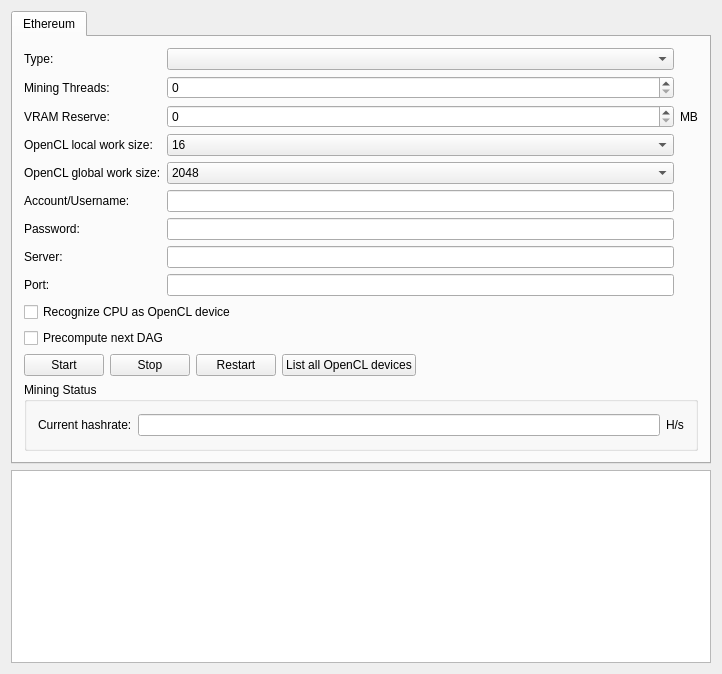
Qt form ethereumminer/mainwindow.ui (cybercatalyst/ethereumminer) before a commit.
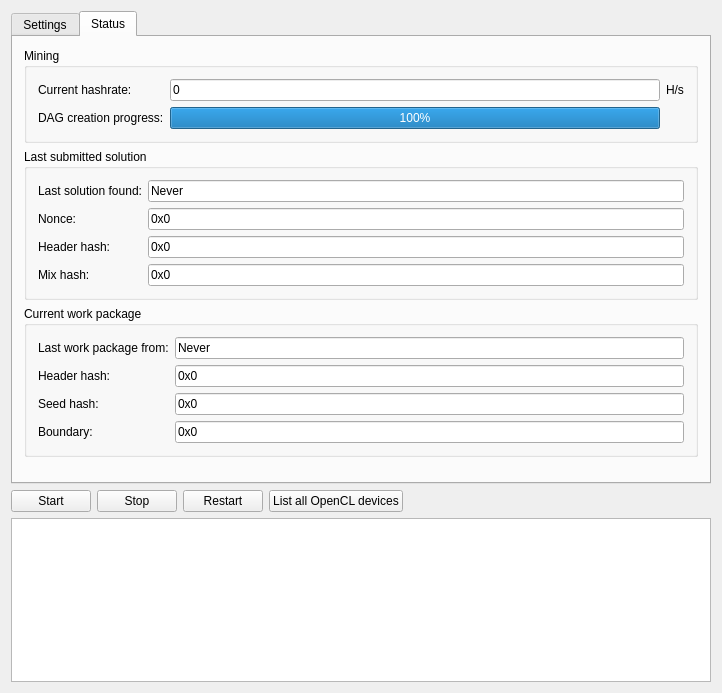
The same form after that commit. The open tabs and pages were chosen to show the change.

Commit message: Added status tab, displaying more info on mining progress.

What changed in the file:
```diff
--- a/ethereumminer/mainwindow.ui
+++ b/ethereumminer/mainwindow.ui
@@ -7,7 +7,7 @@
     <x>0</x>
     <y>0</y>
     <width>722</width>
-    <height>674</height>
+    <height>693</height>
    </rect>
   </property>
   <property name="windowTitle">
@@ -22,7 +22,7 @@
       </property>
       <widget class="QWidget" name="tabEthereum">
        <attribute name="title">
-        <string>Ethereum</string>
+        <string>Settings</string>
        </attribute>
        <layout class="QVBoxLayout" name="verticalLayout_2">
         <item>
@@ -193,54 +193,29 @@
          </widget>
         </item>
         <item>
-         <layout class="QHBoxLayout" name="horizontalLayout">
-          <item>
-           <widget class="QPushButton" name="pushButtonStart">
-            <property name="text">
-             <string>Start</string>
-            </property>
-           </widget>
-          </item>
-          <item>
-           <widget class="QPushButton" name="pushButtonStop">
-            <property name="text">
-             <string>Stop</string>
-            </property>
-           </widget>
-          </item>
-          <item>
-           <widget class="QPushButton" name="pushButtonRestart">
-            <property name="text">
-             <string>Restart</string>
-            </property>
-           </widget>
-          </item>
-          <item>
-           <widget class="QPushButton" name="pushButtonListDevices">
-            <property name="text">
-             <string>List all OpenCL devices</string>
-            </property>
-           </widget>
-          </item>
-          <item>
-           <spacer name="horizontalSpacer">
-            <property name="orientation">
-             <enum>Qt::Horizontal</enum>
-            </property>
-            <property name="sizeHint" stdset="0">
-             <size>
-              <width>40</width>
-              <height>20</height>
-             </size>
-            </property>
-           </spacer>
-          </item>
-         </layout>
+         <spacer name="verticalSpacer">
+          <property name="orientation">
+           <enum>Qt::Vertical</enum>
+          </property>
+          <property name="sizeHint" stdset="0">
+           <size>
+            <width>20</width>
+            <height>40</height>
+           </size>
+          </property>
+         </spacer>
         </item>
+       </layout>
+      </widget>
+      <widget class="QWidget" name="tabStatus">
+       <attribute name="title">
+        <string>Status</string>
+       </attribute>
+       <layout class="QVBoxLayout" name="verticalLayout_3">
         <item>
          <widget class="QGroupBox" name="groupBox">
           <property name="title">
-           <string>Mining Status</string>
+           <string>Mining</string>
           </property>
           <layout class="QGridLayout" name="gridLayout_2">
            <item row="0" column="0">
@@ -252,6 +227,9 @@
            </item>
            <item row="0" column="1">
             <widget class="QLineEdit" name="lineEditHashrate">
+             <property name="text">
+              <string>0</string>
+             </property>
              <property name="readOnly">
               <bool>true</bool>
              </property>
@@ -264,13 +242,239 @@
              </property>
             </widget>
            </item>
+           <item row="1" column="0">
+            <widget class="QLabel" name="label_14">
+             <property name="text">
+              <string>DAG creation progress:</string>
+             </property>
+            </widget>
+           </item>
+           <item row="1" column="1">
+            <widget class="QProgressBar" name="progressBarDAGCreation">
+             <property name="value">
+              <number>100</number>
+             </property>
+            </widget>
+           </item>
           </layout>
          </widget>
         </item>
+        <item>
+         <widget class="QGroupBox" name="groupBox_2">
+          <property name="title">
+           <string>Last submitted solution</string>
+          </property>
+          <layout class="QGridLayout" name="gridLayout_4">
+           <item row="1" column="0">
+            <widget class="QLabel" name="label_19">
+             <property name="text">
+              <string>Nonce:</string>
+             </property>
+            </widget>
+           </item>
+           <item row="2" column="0">
+            <widget class="QLabel" name="label_20">
+             <property name="text">
+              <string>Header hash:</string>
+             </property>
+            </widget>
+           </item>
+           <item row="0" column="1">
+            <widget class="QLineEdit" name="lineEditLastSolutionFound">
+             <property name="text">
+              <string>Never</string>
+             </property>
+             <property name="readOnly">
+              <bool>true</bool>
+             </property>
+            </widget>
+           </item>
+           <item row="0" column="0">
+            <widget class="QLabel" name="label_15">
+             <property name="text">
+              <string>Last solution found:</string>
+             </property>
+            </widget>
+           </item>
+           <item row="3" column="0">
+            <widget class="QLabel" name="label_21">
+             <property name="text">
+              <string>Mix hash:</string>
+             </property>
+            </widget>
+           </item>
+           <item row="1" column="1">
+            <widget class="QLineEdit" name="lineEditSubmittedNonce">
+             <property name="text">
+              <string>0x0</string>
+             </property>
+             <property name="readOnly">
+              <bool>true</bool>
+             </property>
+            </widget>
+           </item>
+           <item row="2" column="1">
+            <widget class="QLineEdit" name="lineEditSubmittedHeaderHash">
+             <property name="text">
+              <string>0x0</string>
+             </property>
+             <property name="readOnly">
+              <bool>true</bool>
+             </property>
+            </widget>
+           </item>
+           <item row="3" column="1">
+            <widget class="QLineEdit" name="lineEditSubmittedMixHash">
+             <property name="text">
+              <string>0x0</string>
+             </property>
+             <property name="readOnly">
+              <bool>true</bool>
+             </property>
+            </widget>
+           </item>
+          </layout>
+         </widget>
+        </item>
+        <item>
+         <widget class="QGroupBox" name="groupBox_3">
+          <property name="title">
+           <string>Current work package</string>
+          </property>
+          <layout class="QGridLayout" name="gridLayout_3">
+           <item row="0" column="0">
+            <widget class="QLabel" name="label_13">
+             <property name="text">
+              <string>Last work package from:</string>
+             </property>
+            </widget>
+           </item>
+           <item row="1" column="0">
+            <widget class="QLabel" name="label_16">
+             <property name="text">
+              <string>Header hash:</string>
+             </property>
+            </widget>
+           </item>
+           <item row="2" column="0">
+            <widget class="QLabel" name="label_17">
+             <property name="text">
+              <string>Seed hash:</string>
+             </property>
+            </widget>
+           </item>
+           <item row="0" column="1">
+            <widget class="QLineEdit" name="lineEditLastWork">
+             <property name="text">
+              <string>Never</string>
+             </property>
+             <property name="readOnly">
+              <bool>true</bool>
+             </property>
+            </widget>
+           </item>
+           <item row="3" column="0">
+            <widget class="QLabel" name="label_18">
+             <property name="text">
+              <string>Boundary:</string>
+             </property>
+            </widget>
+           </item>
+           <item row="1" column="1">
+            <widget class="QLineEdit" name="lineEditWorkPackageHeaderHash">
+             <property name="text">
+              <string>0x0</string>
+             </property>
+             <property name="readOnly">
+              <bool>true</bool>
+             </property>
+            </widget>
+           </item>
+           <item row="2" column="1">
+            <widget class="QLineEdit" name="lineEditWorkPackageSeedHash">
+             <property name="text">
+              <string>0x0</string>
+             </property>
+             <property name="readOnly">
+              <bool>true</bool>
+             </property>
+            </widget>
+           </item>
+           <item row="3" column="1">
+            <widget class="QLineEdit" name="lineEditWorkPackageBoundary">
+             <property name="text">
+              <string>0x0</string>
+             </property>
+             <property name="readOnly">
+              <bool>true</bool>
+             </property>
+            </widget>
+           </item>
+          </layout>
+         </widget>
+        </item>
+        <item>
+         <spacer name="verticalSpacer_2">
+          <property name="orientation">
+           <enum>Qt::Vertical</enum>
+          </property>
+          <property name="sizeHint" stdset="0">
+           <size>
+            <width>20</width>
+            <height>40</height>
+           </size>
+          </property>
+         </spacer>
+        </item>
        </layout>
       </widget>
      </widget>
     </item>
+    <item>
+     <layout class="QHBoxLayout" name="horizontalLayout">
+      <item>
+       <widget class="QPushButton" name="pushButtonStart">
+        <property name="text">
+         <string>Start</string>
+        </property>
+       </widget>
+      </item>
+      <item>
+       <widget class="QPushButton" name="pushButtonStop">
+        <property name="text">
+         <string>Stop</string>
+        </property>
+       </widget>
+      </item>
+      <item>
+       <widget class="QPushButton" name="pushButtonRestart">
+        <property name="text">
+         <string>Restart</string>
+        </property>
+       </widget>
+      </item>
+      <item>
+       <widget class="QPushButton" name="pushButtonListDevices">
+        <property name="text">
+         <string>List all OpenCL devices</string>
+        </property>
+       </widget>
+      </item>
+      <item>
+       <spacer name="horizontalSpacer">
+        <property name="orientation">
+         <enum>Qt::Horizontal</enum>
+        </property>
+        <property name="sizeHint" stdset="0">
+         <size>
+          <width>40</width>
+          <height>20</height>
+         </size>
+        </property>
+       </spacer>
+      </item>
+     </layout>
+    </item>
     <item>
      <widget class="QTextEdit" name="textEditConsole">
       <property name="font">
```
Left out of the diff: 19 changed lines with no effect on the pictures. The commit also changes 2 other files.
